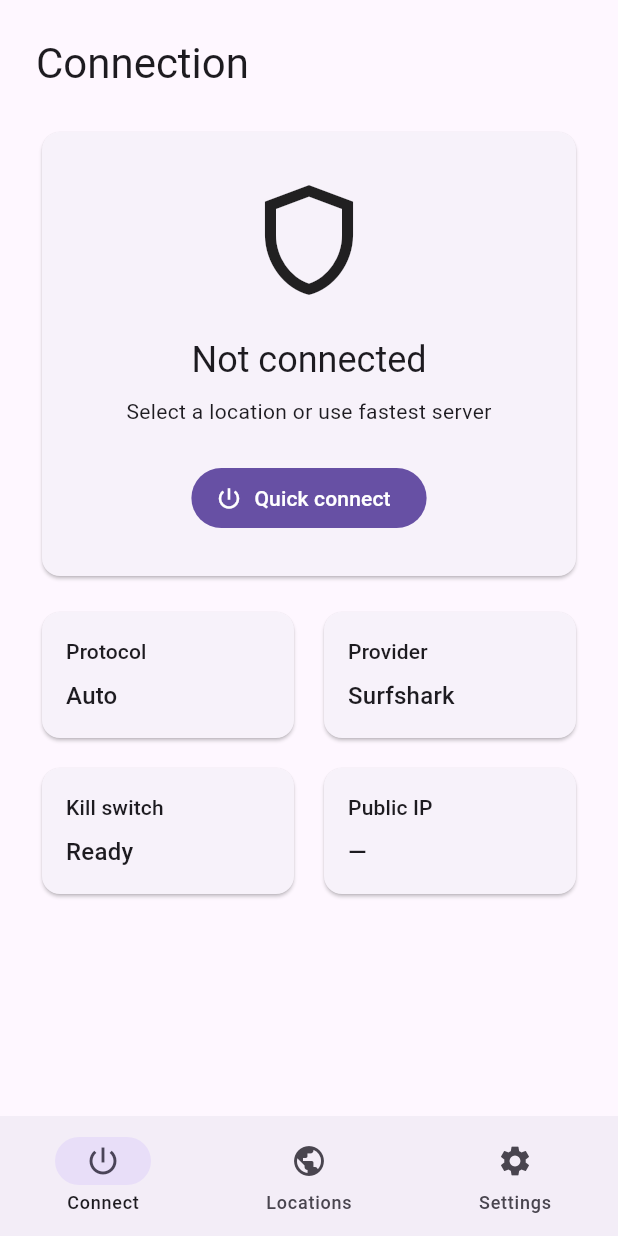
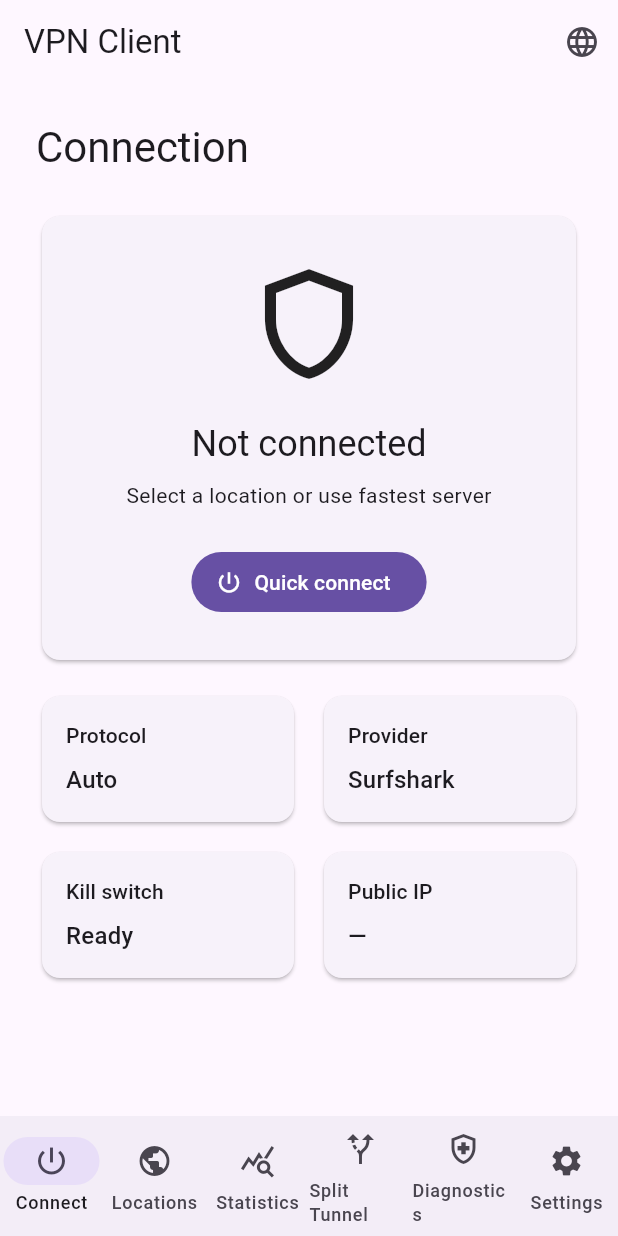
Before and after one commit to MilMit/ikev2-linux-for-surfshark, a Flutter app: the screen it shows after launch, on a phone screen of 412 x 824 dp. Run offline on Flutter 3.47's test engine with Material 3 defaults, Android fonts, the phone set to English and light mode, and no system bars; our stand-ins replace flutter_riverpod.

Commit message:
feat(flutter): expand shell navigation and locale support

```diff
--- a/apps/flutter/lib/app/app.dart
+++ b/apps/flutter/lib/app/app.dart
@@ -1,8 +1,12 @@
 import 'package:flutter/material.dart';
 
 import '../features/dashboard/dashboard_page.dart';
+import '../features/diagnostics/diagnostics_page.dart';
 import '../features/locations/locations_page.dart';
 import '../features/settings/settings_page.dart';
+import '../features/split_tunnel/split_tunnel_page.dart';
+import '../features/statistics/statistics_page.dart';
+import 'app_strings.dart';
 
 class VpnClientApp extends StatefulWidget {
   const VpnClientApp({super.key});
@@ -13,6 +17,7 @@ class VpnClientApp extends StatefulWidget {
 
 class _VpnClientAppState extends State<VpnClientApp> {
   ThemeMode _themeMode = ThemeMode.system;
+  Locale _locale = const Locale('en');
 
   @override
   Widget build(BuildContext context) {
@@ -20,9 +25,20 @@ class _VpnClientAppState extends State<VpnClientApp> {
       debugShowCheckedModeBanner: false,
       title: 'VPN Client',
       themeMode: _themeMode,
+      locale: _locale,
+      supportedLocales: const [Locale('en'), Locale('fa')],
       theme: ThemeData(useMaterial3: true, brightness: Brightness.light),
       darkTheme: ThemeData(useMaterial3: true, brightness: Brightness.dark),
+      builder: (context, child) {
+        final rtl = _locale.languageCode == 'fa';
+        return Directionality(
+          textDirection: rtl ? TextDirection.rtl : TextDirection.ltr,
+          child: child ?? const SizedBox.shrink(),
+        );
+      },
       home: AppShell(
+        locale: _locale,
+        onLocaleChanged: (locale) => setState(() => _locale = locale),
         onThemeModeChanged: (mode) => setState(() => _themeMode = mode),
       ),
     );
@@ -30,8 +46,15 @@ class _VpnClientAppState extends State<VpnClientApp> {
 }
 
 class AppShell extends StatefulWidget {
-  const AppShell({super.key, required this.onThemeModeChanged});
+  const AppShell({
+    super.key,
+    required this.locale,
+    required this.onLocaleChanged,
+    required this.onThemeModeChanged,
+  });
 
+  final Locale locale;
+  final ValueChanged<Locale> onLocaleChanged;
   final ValueChanged<ThemeMode> onThemeModeChanged;
 
   @override
@@ -43,17 +66,37 @@ class _AppShellState extends State<AppShell> {
 
   @override
   Widget build(BuildContext context) {
+    final strings = AppStrings(widget.locale.languageCode);
     final pages = [
       const DashboardPage(),
       const LocationsPage(),
+      const StatisticsPage(),
+      const SplitTunnelPage(),
+      const DiagnosticsPage(),
       SettingsPage(onThemeModeChanged: widget.onThemeModeChanged),
+    ];
+
+    final destinations = [
+      (Icons.power_settings_new, strings.connect),
+      (Icons.public, strings.locations),
+      (Icons.query_stats, strings.statistics),
+      (Icons.alt_route, strings.splitTunnel),
+      (Icons.health_and_safety_outlined, strings.diagnostics),
+      (Icons.settings, strings.settings),
     ];
 
     return LayoutBuilder(
       builder: (context, constraints) {
-        final wide = constraints.maxWidth >= 840;
+        final wide = constraints.maxWidth >= 980;
         if (wide) {
           return Scaffold(
+            appBar: AppBar(
+              title: const Text('VPN Client'),
+              actions: [
+                _LanguageButton(locale: widget.locale, onChanged: widget.onLocaleChanged),
+                const SizedBox(width: 8),
+              ],
+            ),
             body: Row(
               children: [
                 NavigationRail(
@@ -64,10 +107,9 @@ class _AppShellState extends State<AppShell> {
                     padding: EdgeInsets.symmetric(vertical: 16),
                     child: Icon(Icons.shield_rounded, size: 36),
                   ),
-                  destinations: const [
-                    NavigationRailDestination(icon: Icon(Icons.power_settings_new), label: Text('Connect')),
-                    NavigationRailDestination(icon: Icon(Icons.public), label: Text('Locations')),
-                    NavigationRailDestination(icon: Icon(Icons.settings), label: Text('Settings')),
+                  destinations: [
+                    for (final item in destinations)
+                      NavigationRailDestination(icon: Icon(item.$1), label: Text(item.$2)),
                   ],
                 ),
                 const VerticalDivider(width: 1),
@@ -78,14 +120,17 @@ class _AppShellState extends State<AppShell> {
         }
 
         return Scaffold(
+          appBar: AppBar(
+            title: const Text('VPN Client'),
+            actions: [_LanguageButton(locale: widget.locale, onChanged: widget.onLocaleChanged)],
+          ),
           body: pages[_index],
           bottomNavigationBar: NavigationBar(
             selectedIndex: _index,
             onDestinationSelected: (value) => setState(() => _index = value),
-            destinations: const [
-              NavigationDestination(icon: Icon(Icons.power_settings_new), label: 'Connect'),
-              NavigationDestination(icon: Icon(Icons.public), label: 'Locations'),
-              NavigationDestination(icon: Icon(Icons.settings), label: 'Settings'),
+            destinations: [
+              for (final item in destinations)
+                NavigationDestination(icon: Icon(item.$1), label: item.$2),
             ],
           ),
         );
@@ -93,3 +138,24 @@ class _AppShellState extends State<AppShell> {
     );
   }
 }
+
+class _LanguageButton extends StatelessWidget {
+  const _LanguageButton({required this.locale, required this.onChanged});
+
+  final Locale locale;
+  final ValueChanged<Locale> onChanged;
+
+  @override
+  Widget build(BuildContext context) {
+    return PopupMenuButton<String>(
+      tooltip: 'Language',
+      icon: const Icon(Icons.language),
+      initialValue: locale.languageCode,
+      onSelected: (value) => onChanged(Locale(value)),
+      itemBuilder: (context) => const [
+        PopupMenuItem(value: 'en', child: Text('English')),
+        PopupMenuItem(value: 'fa', child: Text('فارسی')),
+      ],
+    );
+  }
+}
```
